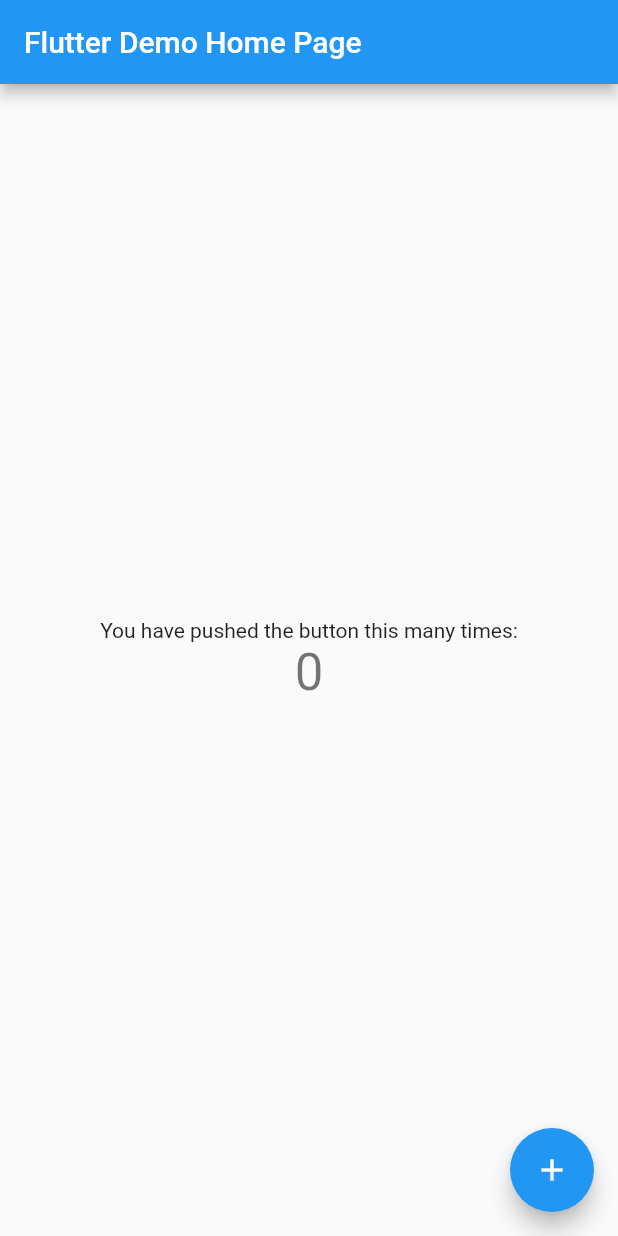
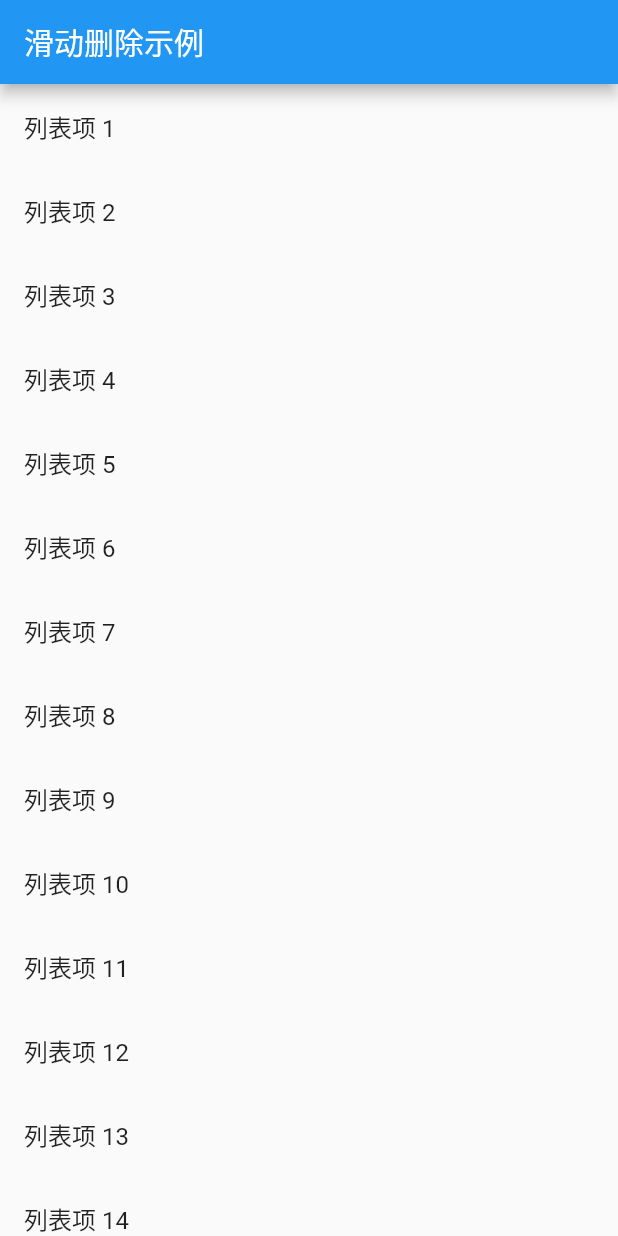
Before and after one commit to GavinKangDeveloper/flutter, a Flutter app: the screen it shows after launch, on a phone screen of 412 x 824 dp. Run offline on Flutter 3.47's test engine with Material 2 defaults, Android fonts, the phone set to English and light mode, and no system bars.

Commit message:
add：新增 单击和侧滑删除的手势

```diff
--- a/lib/main.dart
+++ b/lib/main.dart
@@ -1,19 +1,85 @@
 import 'package:flutter/material.dart';
 
 void main() {
-  runApp(MyApp());
+  runApp(MaterialApp(
+    title: '滑动删除示例',
+    home: KKDismissibleTest(),
+  ));
 }
 
+// TODO:侧滑删除
+class KKDismissibleTest extends StatelessWidget {
+  List<String> items = List<String>.generate(30, (index) => "列表项 ${index + 1}");
+  @override
+  Widget build(BuildContext context) {
+    return Scaffold(
+      appBar: AppBar(
+        title: Text('滑动删除示例'),
+      ),
+      body: ListView.builder(
+        itemCount: items.length,
+        itemBuilder: (context, index) {
+          final item = items[index];
+          return Dismissible(
+              key: Key(item),
+              onDismissed: (direction) {
+                items.removeAt(index);
+                Scaffold.of(context).showSnackBar(
+                  SnackBar(content: Text("$item 被删除了")),
+                );
+              },
+              child: ListTile(
+                title: Text('$item'),
+              ));
+        },
+      ),
+    );
+  }
+}
+
+// TODO：单击手势
 class MyApp extends StatelessWidget {
   // This widget is the root of your application.
   @override
   Widget build(BuildContext context) {
     return MaterialApp(
-      title: 'Flutter Demo',
+      title: '单击手势手势交互',
       theme: ThemeData(
         visualDensity: VisualDensity.adaptivePlatformDensity,
       ),
-      home: MyHomePage(title: 'Flutter Demo Home Page'),
+      home: KKGestureTest(),
+    );
+  }
+}
+
+class KKGestureTest extends StatelessWidget {
+  @override
+  Widget build(BuildContext context) {
+    return Scaffold(
+      appBar: AppBar(
+        title: Text('单击手势'),
+      ),
+      body: Center(child: KKCustomButton()),
+    );
+  }
+}
+
+class KKCustomButton extends StatelessWidget {
+  @override
+  Widget build(BuildContext context) {
+    return GestureDetector(
+      onTap: () {
+        final snackBar = SnackBar(content: Text('单击'));
+        Scaffold.of(context).showSnackBar(snackBar);
+      },
+      child: Container(
+        padding: EdgeInsets.all(12),
+        decoration: BoxDecoration(
+          color: Theme.of(context).buttonColor,
+          borderRadius: BorderRadius.circular(10),
+        ),
+        child: Text('测试手势的按钮'),
+      ),
     );
   }
 }
```
